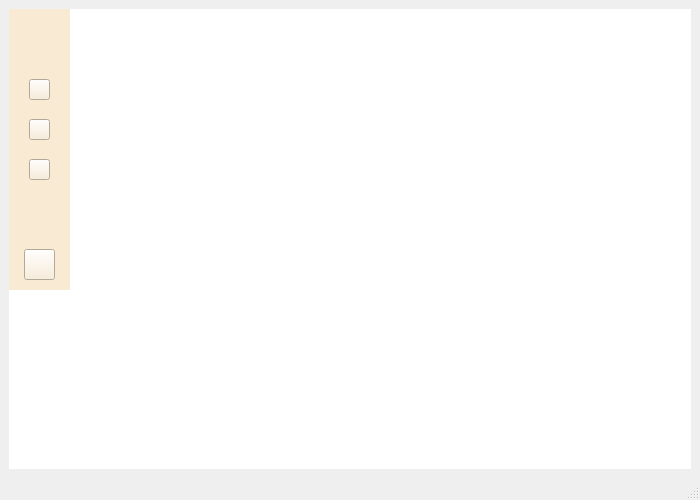
Qt form src/ventanas/homePage.ui (XMoraP/uniconnect) before a commit.
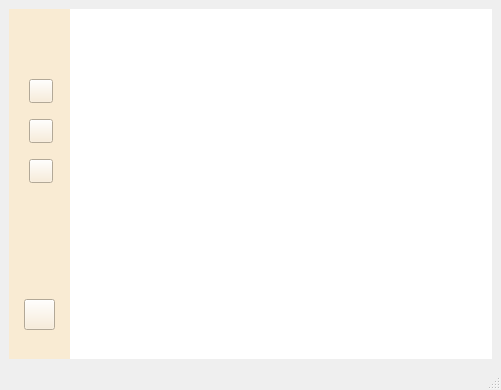
The same form after that commit. Icons and pictures are not drawn.

Commit message: rectificación

The edit to the form file:
```diff
--- a/src/ventanas/homePage.ui
+++ b/src/ventanas/homePage.ui
@@ -6,8 +6,8 @@
    <rect>
     <x>0</x>
     <y>0</y>
-    <width>700</width>
-    <height>500</height>
+    <width>501</width>
+    <height>390</height>
    </rect>
   </property>
   <property name="windowTitle">
@@ -26,7 +26,7 @@
          <x>0</x>
          <y>0</y>
          <width>61</width>
-         <height>281</height>
+         <height>361</height>
         </rect>
        </property>
        <property name="styleSheet">
@@ -40,8 +40,8 @@
          <rect>
           <x>20</x>
           <y>110</y>
-          <width>21</width>
-          <height>21</height>
+          <width>24</width>
+          <height>24</height>
          </rect>
         </property>
         <property name="maximumSize">
@@ -69,8 +69,8 @@
          <rect>
           <x>20</x>
           <y>150</y>
-          <width>21</width>
-          <height>21</height>
+          <width>24</width>
+          <height>24</height>
          </rect>
         </property>
         <property name="styleSheet">
@@ -86,8 +86,8 @@
          <rect>
           <x>20</x>
           <y>70</y>
-          <width>21</width>
-          <height>21</height>
+          <width>24</width>
+          <height>24</height>
          </rect>
         </property>
         <property name="styleSheet">
@@ -118,7 +118,7 @@
         <property name="geometry">
          <rect>
           <x>15</x>
-          <y>240</y>
+          <y>290</y>
           <width>31</width>
           <height>31</height>
          </rect>
```
Left out of the diff: 15 changed lines with no effect on the pictures. The commit also changes 2 other files.
